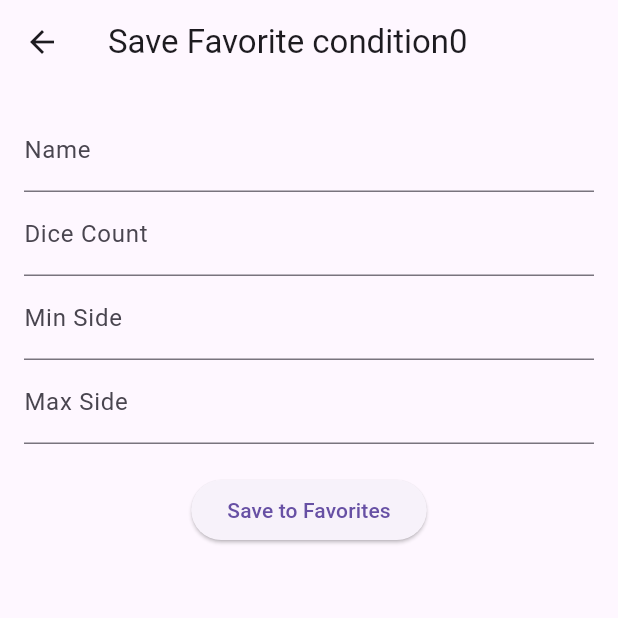
After one commit to tksato-0413/Dice_select, a Flutter app: the FavoriteScreen screen opened directly, on a phone screen of 412 x 824 dp, the top half of it. The commit adds this screen. Run offline on Flutter 3.47's test engine with Material 3 defaults, Android fonts, the phone set to English and light mode, and no system bars; our stand-ins replace sqflite; missing offline and left inert: dart:ffi; accounts and stored records are empty.

Commit message:
お気に入りの条件を保存するための画面とファイルを作成

```diff
--- /dev/null
+++ b/dice_select/lib/favorite_screen.dart
@@ -0,0 +1,87 @@
+import 'package:flutter/material.dart';
+import 'package:sqflite/sqflite.dart';
+import 'package:sqflite/src/exception.dart';
+import 'favorites.dart';
+
+class FavoriteScreen extends StatefulWidget {
+  final DatabaseFactory factory;
+
+  const FavoriteScreen({Key? key, required this.factory}) : super(key: key);
+
+  @override
+  _FavoriteScreenState createState() => _FavoriteScreenState();
+}
+
+class _FavoriteScreenState extends State<FavoriteScreen>{
+  final _nameController = TextEditingController();
+  final _diceCountController = TextEditingController();
+  final _minSideController = TextEditingController();
+  final _maxSideController = TextEditingController();
+
+  @override
+  void dispose() {
+    _nameController.dispose();
+    _diceCountController.dispose();
+    _minSideController.dispose();
+    _maxSideController.dispose();
+    super.dispose();
+  }
+
+  Future<void> _saveFavorite() async {
+    final name = _nameController.text;
+    final diceCount = int.tryParse(_diceCountController.text) ?? 0;
+    final minSide = int.tryParse(_minSideController.text) ?? 0;
+    final maxSide = int.tryParse(_maxSideController.text) ?? 0;
+
+    var helper = FavoriteHelper(widget.factory);
+
+    try {
+      await helper.open();
+      await helper.insert(1, name, diceCount, minSide, maxSide);
+    } on SqfliteDatabaseException catch (e) {
+      print (e.message);
+    } finally {
+      await helper.close();
+    }
+
+    ScaffoldMessenger.of(context).showSnackBar(SnackBar(
+      content: Text('Saved to favorites!'),
+    ));
+
+    Navigator.pop(context);
+  }
+
+  @override
+  Widget build(BuildContext context) {
+    return Scaffold(
+      appBar: AppBar(title: Text('Save Favorite condition0'),
+      ),
+      body: Padding(
+        padding: const EdgeInsets.all(16.0),
+        child: Column(
+          children: [
+            TextField(
+              controller: _nameController,
+              decoration: InputDecoration(labelText: 'Name'),
+            ),
+            TextField(
+              controller: _diceCountController,
+              decoration: InputDecoration(labelText: 'Dice Count'),
+            ),
+            TextField(
+              controller: _minSideController,
+              decoration: InputDecoration(labelText: 'Min Side'),
+            ),
+            TextField(
+              controller: _maxSideController,
+              decoration: InputDecoration(labelText: 'Max Side'),
+            ),
+            SizedBox(height: 20),
+            ElevatedButton(onPressed: _saveFavorite, child: Text('Save to Favorites'),
+            ),
+          ],
+        )
+      )
+    );
+  }
+}
--- a/dice_select/pubspec.yaml
+++ b/dice_select/pubspec.yaml
@@ -30,7 +30,9 @@ environment:
 dependencies:
   flutter:
     sdk: flutter
-  flutter_hooks: ^0.18.0
+  flutter_hooks: ^0.20.5
+  sqflite: ^2.0.0+3
+  path: ^1.8.0
 
 
 
```
Also changed, not shown: dice_select/lib/favorites.dart (+169 -16 lines), dice_select/lib/main.dart (+17 -35 lines), dice_select/pubspec.lock, 10 other files.
